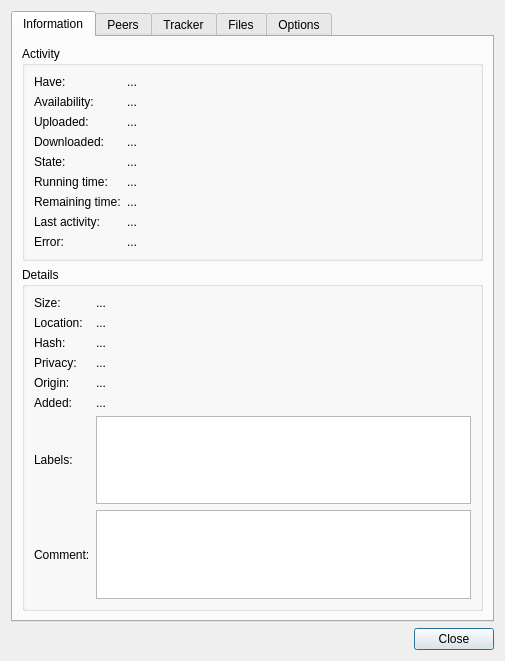
The window that qt/DetailsDialog.ui (transmission/transmission) describes before a commit, drawn with Qt 5.
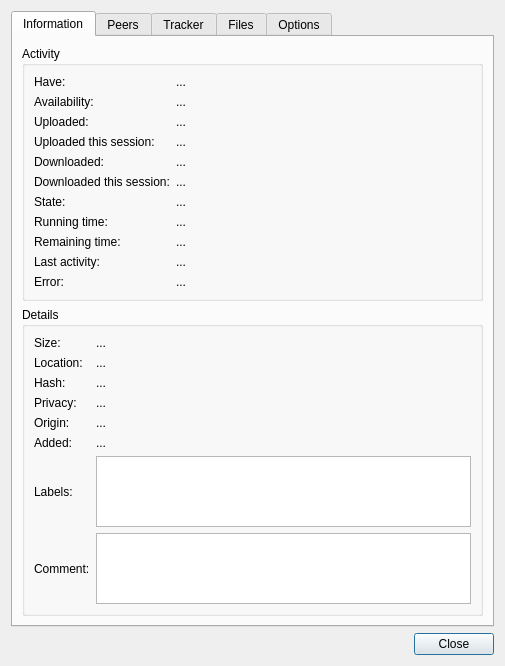
The same window after the commit. Custom widgets are drawn as their Qt base class.

Commit message: add upload/download session stats per torrent to qt

Patch:
```diff
--- a/qt/DetailsDialog.ui
+++ b/qt/DetailsDialog.ui
@@ -133,6 +133,38 @@
            </widget>
           </item>
           <item row="3" column="0">
+           <widget class="QLabel" name="uploadedThisSessionLabel">
+            <property name="text">
+             <string>Uploaded this session:</string>
+            </property>
+            <property name="buddy">
+             <cstring>uploadedThisSessionValueLabel</cstring>
+            </property>
+           </widget>
+          </item>
+          <item row="3" column="1">
+           <widget class="SqueezeLabel" name="uploadedThisSessionValueLabel">
+            <property name="sizePolicy">
+             <sizepolicy hsizetype="Ignored" vsizetype="Preferred">
+              <horstretch>0</horstretch>
+              <verstretch>0</verstretch>
+             </sizepolicy>
+            </property>
+            <property name="focusPolicy">
+             <enum>Qt::StrongFocus</enum>
+            </property>
+            <property name="text">
+             <string notr="true">...</string>
+            </property>
+            <property name="textFormat">
+             <enum>Qt::PlainText</enum>
+            </property>
+            <property name="textInteractionFlags">
+             <set>Qt::LinksAccessibleByKeyboard|Qt::LinksAccessibleByMouse|Qt::TextBrowserInteraction|Qt::TextSelectableByKeyboard|Qt::TextSelectableByMouse</set>
+            </property>
+           </widget>
+          </item>
+          <item row="4" column="0">
            <widget class="QLabel" name="downloadedLabel">
             <property name="text">
              <string>Downloaded:</string>
@@ -142,7 +174,7 @@
             </property>
            </widget>
           </item>
-          <item row="3" column="1">
+          <item row="4" column="1">
            <widget class="SqueezeLabel" name="downloadedValueLabel">
             <property name="sizePolicy">
              <sizepolicy hsizetype="Ignored" vsizetype="Preferred">
@@ -164,7 +196,39 @@
             </property>
            </widget>
           </item>
-          <item row="4" column="0">
+          <item row="5" column="0">
+           <widget class="QLabel" name="downloadedThisSessionLabel">
+            <property name="text">
+             <string>Downloaded this session:</string>
+            </property>
+            <property name="buddy">
+             <cstring>downloadedThisSessionValueLabel</cstring>
+            </property>
+           </widget>
+          </item>
+          <item row="5" column="1">
+           <widget class="SqueezeLabel" name="downloadedValueLabel">
+            <property name="sizePolicy">
+             <sizepolicy hsizetype="Ignored" vsizetype="Preferred">
+              <horstretch>0</horstretch>
+              <verstretch>0</verstretch>
+             </sizepolicy>
+            </property>
+            <property name="focusPolicy">
+             <enum>Qt::StrongFocus</enum>
+            </property>
+            <property name="text">
+             <string notr="true">...</string>
+            </property>
+            <property name="textFormat">
+             <enum>Qt::PlainText</enum>
+            </property>
+            <property name="textInteractionFlags">
+             <set>Qt::LinksAccessibleByKeyboard|Qt::LinksAccessibleByMouse|Qt::TextBrowserInteraction|Qt::TextSelectableByKeyboard|Qt::TextSelectableByMouse</set>
+            </property>
+           </widget>
+          </item>
+          <item row="6" column="0">
            <widget class="QLabel" name="stateLabel">
             <property name="text">
              <string>State:</string>
@@ -174,7 +238,7 @@
             </property>
            </widget>
           </item>
-          <item row="4" column="1">
+          <item row="6" column="1">
            <widget class="SqueezeLabel" name="stateValueLabel">
             <property name="sizePolicy">
              <sizepolicy hsizetype="Ignored" vsizetype="Preferred">
@@ -196,7 +260,7 @@
             </property>
            </widget>
           </item>
-          <item row="5" column="0">
+          <item row="7" column="0">
            <widget class="QLabel" name="runningTimeLabel">
             <property name="text">
              <string>Running time:</string>
@@ -206,7 +270,7 @@
             </property>
            </widget>
           </item>
-          <item row="5" column="1">
+          <item row="7" column="1">
            <widget class="SqueezeLabel" name="runningTimeValueLabel">
             <property name="sizePolicy">
              <sizepolicy hsizetype="Ignored" vsizetype="Preferred">
@@ -228,7 +292,7 @@
             </property>
            </widget>
           </item>
-          <item row="6" column="0">
+          <item row="8" column="0">
            <widget class="QLabel" name="remainingTimeLabel">
             <property name="text">
              <string>Remaining time:</string>
@@ -238,7 +302,7 @@
             </property>
            </widget>
           </item>
-          <item row="6" column="1">
+          <item row="8" column="1">
            <widget class="SqueezeLabel" name="remainingTimeValueLabel">
             <property name="sizePolicy">
              <sizepolicy hsizetype="Ignored" vsizetype="Preferred">
@@ -260,7 +324,7 @@
             </property>
            </widget>
           </item>
-          <item row="7" column="0">
+          <item row="9" column="0">
            <widget class="QLabel" name="lastActivityLabel">
             <property name="text">
              <string>Last activity:</string>
@@ -270,7 +334,7 @@
             </property>
            </widget>
           </item>
-          <item row="7" column="1">
+          <item row="9" column="1">
            <widget class="SqueezeLabel" name="lastActivityValueLabel">
             <property name="sizePolicy">
              <sizepolicy hsizetype="Ignored" vsizetype="Preferred">
@@ -292,7 +356,7 @@
             </property>
            </widget>
           </item>
-          <item row="8" column="0">
+          <item row="10" column="0">
            <widget class="QLabel" name="errorLabel">
             <property name="text">
              <string>Error:</string>
@@ -302,7 +366,7 @@
             </property>
            </widget>
           </item>
-          <item row="8" column="1">
+          <item row="10" column="1">
            <widget class="SqueezeLabel" name="errorValueLabel">
             <property name="sizePolicy">
              <sizepolicy hsizetype="Ignored" vsizetype="Preferred">
```
The commit also changes 5 other files.
